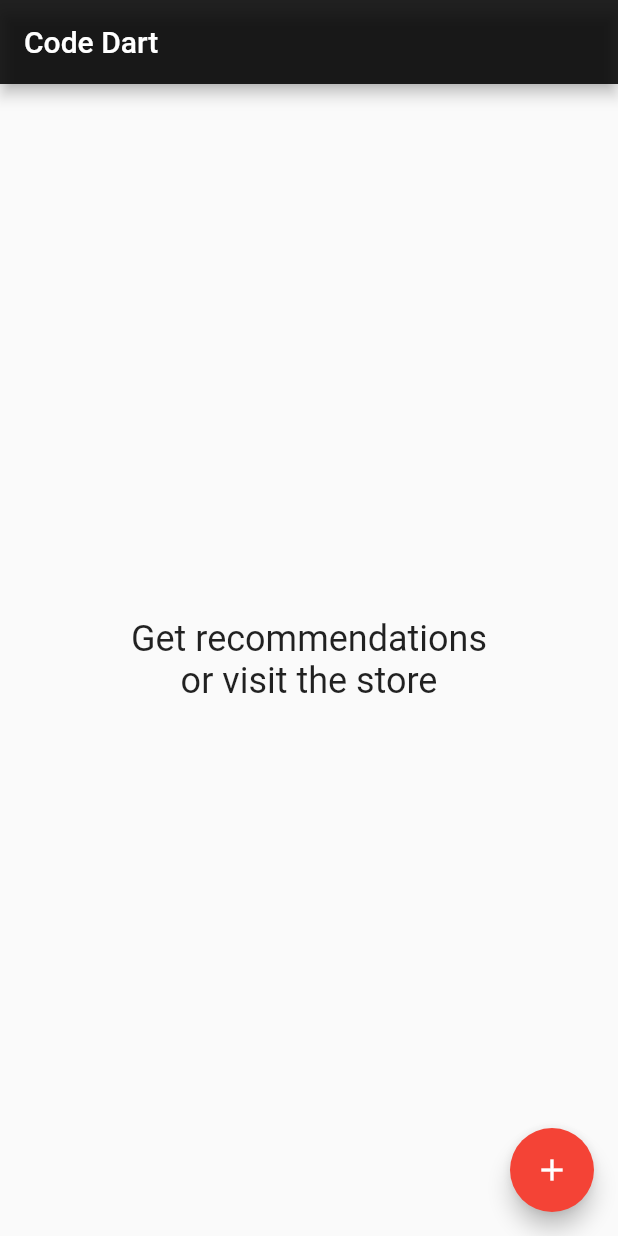
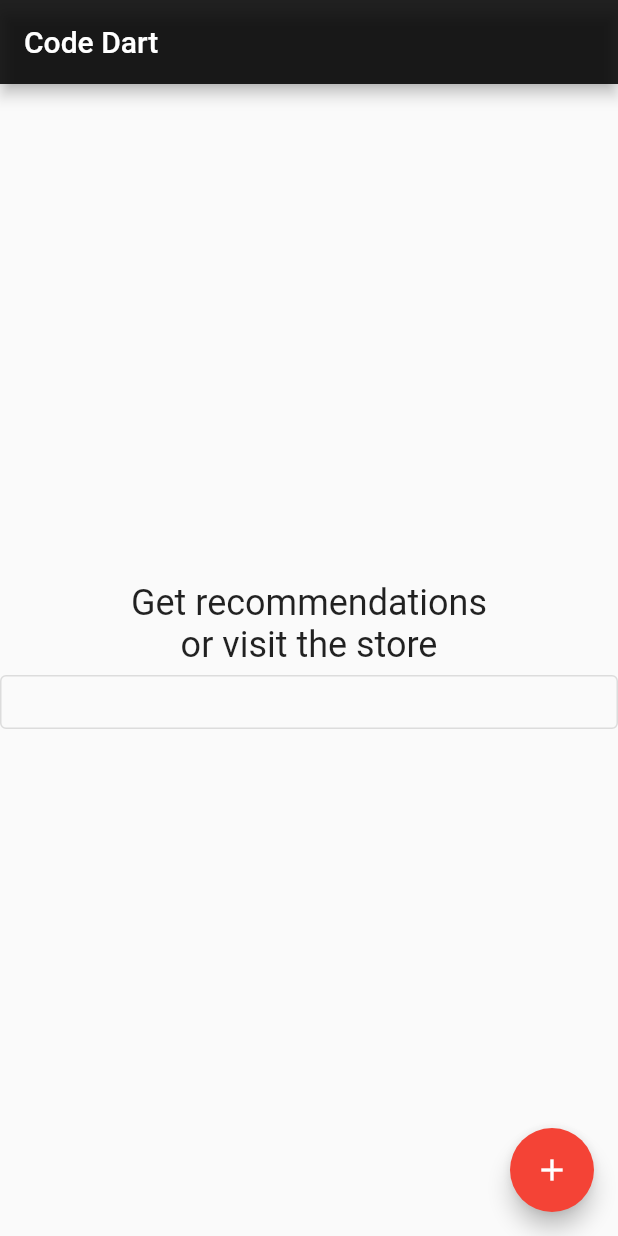
Before and after one commit to bxcd/cartcraft, a Flutter app: the screen it shows after launch, on a phone screen of 412 x 824 dp. Run offline on Flutter 3.47's test engine with Material 2 defaults, Android fonts, the phone set to English and light mode, and no system bars; missing offline and left inert: survey_kit.

Commit message:
Add OutlinedButton element to HomePage

```diff
--- a/lib/home/home_page.dart
+++ b/lib/home/home_page.dart
@@ -72,6 +72,12 @@ class _HomePageState extends State<HomePage> {
 
               style: Theme.of(context).textTheme.headline5,
             ),
+            OutlinedButton(
+                onPressed:  _navigateToSurvey,
+                child: const Align(
+                  alignment: Alignment.center,
+                )
+            ),
           ],
         ),
       ),
```
